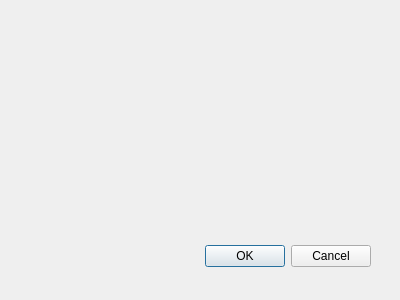
Old version of the form simulaion.ui in the repository hayouniay/OBDII.
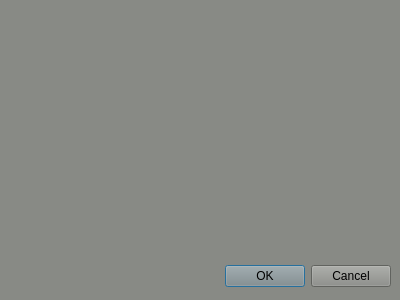
New version of the form.

Commit message: Adding project compilation config

```diff
--- a/simulaion.ui
+++ b/simulaion.ui
@@ -12,14 +12,456 @@
     <height>300</height>
    </rect>
   </property>
+  <property name="palette">
+   <palette>
+    <active>
+     <colorrole role="WindowText">
+      <brush brushstyle="SolidPattern">
+       <color alpha="255">
+        <red>0</red>
+        <green>0</green>
+        <blue>0</blue>
+       </color>
+      </brush>
+     </colorrole>
+     <colorrole role="Button">
+      <brush brushstyle="SolidPattern">
+       <color alpha="255">
+        <red>136</red>
+        <green>138</green>
+        <blue>133</blue>
+       </color>
+      </brush>
+     </colorrole>
+     <colorrole role="Light">
+      <brush brushstyle="SolidPattern">
+       <color alpha="255">
+        <red>204</red>
+        <green>207</green>
+        <blue>200</blue>
+       </color>
+      </brush>
+     </colorrole>
+     <colorrole role="Midlight">
+      <brush brushstyle="SolidPattern">
+       <color alpha="255">
+        <red>170</red>
+        <green>172</green>
+        <blue>166</blue>
+       </color>
+      </brush>
+     </colorrole>
+     <colorrole role="Dark">
+      <brush brushstyle="SolidPattern">
+       <color alpha="255">
+        <red>68</red>
+        <green>69</green>
+        <blue>66</blue>
+       </color>
+      </brush>
+     </colorrole>
+     <colorrole role="Mid">
+      <brush brushstyle="SolidPattern">
+       <color alpha="255">
+        <red>91</red>
+        <green>92</green>
+        <blue>89</blue>
+       </color>
+      </brush>
+     </colorrole>
+     <colorrole role="Text">
+      <brush brushstyle="SolidPattern">
+       <color alpha="255">
+        <red>0</red>
+        <green>0</green>
+        <blue>0</blue>
+       </color>
+      </brush>
+     </colorrole>
+     <colorrole role="BrightText">
+      <brush brushstyle="SolidPattern">
+       <color alpha="255">
+        <red>255</red>
+        <green>255</green>
+        <blue>255</blue>
+       </color>
+      </brush>
+     </colorrole>
+     <colorrole role="ButtonText">
+      <brush brushstyle="SolidPattern">
+       <color alpha="255">
+        <red>0</red>
+        <green>0</green>
+        <blue>0</blue>
+       </color>
+      </brush>
+     </colorrole>
+     <colorrole role="Base">
+      <brush brushstyle="SolidPattern">
+       <color alpha="255">
+        <red>255</red>
+        <green>255</green>
+        <blue>255</blue>
+       </color>
+      </brush>
+     </colorrole>
+     <colorrole role="Window">
+      <brush brushstyle="SolidPattern">
+       <color alpha="255">
+        <red>136</red>
+        <green>138</green>
+        <blue>133</blue>
+       </color>
+      </brush>
+     </colorrole>
+     <colorrole role="Shadow">
+      <brush brushstyle="SolidPattern">
+       <color alpha="255">
+        <red>0</red>
+        <green>0</green>
+        <blue>0</blue>
+       </color>
+      </brush>
+     </colorrole>
+     <colorrole role="AlternateBase">
+      <brush brushstyle="SolidPattern">
+       <color alpha="255">
+        <red>195</red>
+        <green>196</green>
+        <blue>194</blue>
+       </color>
+      </brush>
+     </colorrole>
+     <colorrole role="ToolTipBase">
+      <brush brushstyle="SolidPattern">
+       <color alpha="255">
+        <red>255</red>
+        <green>255</green>
+        <blue>220</blue>
+       </color>
+      </brush>
+     </colorrole>
+     <colorrole role="ToolTipText">
+      <brush brushstyle="SolidPattern">
+       <color alpha="255">
+        <red>0</red>
+        <green>0</green>
+        <blue>0</blue>
+       </color>
+      </brush>
+     </colorrole>
+     <colorrole role="PlaceholderText">
+      <brush brushstyle="SolidPattern">
+       <color alpha="128">
+        <red>0</red>
+        <green>0</green>
+        <blue>0</blue>
+       </color>
+      </brush>
+     </colorrole>
+    </active>
+    <inactive>
+     <colorrole role="WindowText">
+      <brush brushstyle="SolidPattern">
+       <color alpha="255">
+        <red>0</red>
+        <green>0</green>
+        <blue>0</blue>
+       </color>
+      </brush>
+     </colorrole>
+     <colorrole role="Button">
+      <brush brushstyle="SolidPattern">
+       <color alpha="255">
+        <red>136</red>
+        <green>138</green>
+        <blue>133</blue>
+       </color>
+      </brush>
+     </colorrole>
+     <colorrole role="Light">
+      <brush brushstyle="SolidPattern">
+       <color alpha="255">
+        <red>204</red>
+        <green>207</green>
+        <blue>200</blue>
+       </color>
+      </brush>
+     </colorrole>
+     <colorrole role="Midlight">
+      <brush brushstyle="SolidPattern">
+       <color alpha="255">
+        <red>170</red>
+        <green>172</green>
+        <blue>166</blue>
+       </color>
+      </brush>
+     </colorrole>
+     <colorrole role="Dark">
+      <brush brushstyle="SolidPattern">
+       <color alpha="255">
+        <red>68</red>
+        <green>69</green>
+        <blue>66</blue>
+       </color>
+      </brush>
+     </colorrole>
+     <colorrole role="Mid">
+      <brush brushstyle="SolidPattern">
+       <color alpha="255">
+        <red>91</red>
+        <green>92</green>
+        <blue>89</blue>
+       </color>
+      </brush>
+     </colorrole>
+     <colorrole role="Text">
+      <brush brushstyle="SolidPattern">
+       <color alpha="255">
+        <red>0</red>
+        <green>0</green>
+        <blue>0</blue>
+       </color>
+      </brush>
+     </colorrole>
+     <colorrole role="BrightText">
+      <brush brushstyle="SolidPattern">
+       <color alpha="255">
+        <red>255</red>
+        <green>255</green>
+        <blue>255</blue>
+       </color>
+      </brush>
+     </colorrole>
+     <colorrole role="ButtonText">
+      <brush brushstyle="SolidPattern">
+       <color alpha="255">
+        <red>0</red>
+        <green>0</green>
+        <blue>0</blue>
+       </color>
+      </brush>
+     </colorrole>
+     <colorrole role="Base">
+      <brush brushstyle="SolidPattern">
+       <color alpha="255">
+        <red>255</red>
+        <green>255</green>
+        <blue>255</blue>
+       </color>
+      </brush>
+     </colorrole>
+     <colorrole role="Window">
+      <brush brushstyle="SolidPattern">
+       <color alpha="255">
+        <red>136</red>
+        <green>138</green>
+        <blue>133</blue>
+       </color>
+      </brush>
+     </colorrole>
+     <colorrole role="Shadow">
+      <brush brushstyle="SolidPattern">
+       <color alpha="255">
+        <red>0</red>
+        <green>0</green>
+        <blue>0</blue>
+       </color>
+      </brush>
+     </colorrole>
+     <colorrole role="AlternateBase">
+      <brush brushstyle="SolidPattern">
+       <color alpha="255">
+        <red>195</red>
+        <green>196</green>
+        <blue>194</blue>
+       </color>
+      </brush>
+     </colorrole>
+     <colorrole role="ToolTipBase">
+      <brush brushstyle="SolidPattern">
+       <color alpha="255">
+        <red>255</red>
+        <green>255</green>
+        <blue>220</blue>
+       </color>
+      </brush>
+     </colorrole>
+     <colorrole role="ToolTipText">
+      <brush brushstyle="SolidPattern">
+       <color alpha="255">
+        <red>0</red>
+        <green>0</green>
+        <blue>0</blue>
+       </color>
+      </brush>
+     </colorrole>
+     <colorrole role="PlaceholderText">
+      <brush brushstyle="SolidPattern">
+       <color alpha="128">
+        <red>0</red>
+        <green>0</green>
+        <blue>0</blue>
+       </color>
+      </brush>
+     </colorrole>
+    </inactive>
+    <disabled>
+     <colorrole role="WindowText">
+      <brush brushstyle="SolidPattern">
+       <color alpha="255">
+        <red>68</red>
+        <green>69</green>
+        <blue>66</blue>
+       </color>
+      </brush>
+     </colorrole>
+     <colorrole role="Button">
+      <brush brushstyle="SolidPattern">
+       <color alpha="255">
+        <red>136</red>
+        <green>138</green>
+        <blue>133</blue>
+       </color>
+      </brush>
+     </colorrole>
+     <colorrole role="Light">
+      <brush brushstyle="SolidPattern">
+       <color alpha="255">
+        <red>204</red>
+        <green>207</green>
+        <blue>200</blue>
+       </color>
+      </brush>
+     </colorrole>
+     <colorrole role="Midlight">
+      <brush brushstyle="SolidPattern">
+       <color alpha="255">
+        <red>170</red>
+        <green>172</green>
+        <blue>166</blue>
+       </color>
+      </brush>
+     </colorrole>
+     <colorrole role="Dark">
+      <brush brushstyle="SolidPattern">
+       <color alpha="255">
+        <red>68</red>
+        <green>69</green>
+        <blue>66</blue>
+       </color>
+      </brush>
+     </colorrole>
+     <colorrole role="Mid">
+      <brush brushstyle="SolidPattern">
+       <color alpha="255">
+        <red>91</red>
+        <green>92</green>
+        <blue>89</blue>
+       </color>
+      </brush>
+     </colorrole>
+     <colorrole role="Text">
+      <brush brushstyle="SolidPattern">
+       <color alpha="255">
+        <red>68</red>
+        <green>69</green>
+        <blue>66</blue>
+       </color>
+      </brush>
+     </colorrole>
+     <colorrole role="BrightText">
+      <brush brushstyle="SolidPattern">
+       <color alpha="255">
+        <red>255</red>
+        <green>255</green>
+        <blue>255</blue>
+       </color>
+      </brush>
+     </colorrole>
+     <colorrole role="ButtonText">
+      <brush brushstyle="SolidPattern">
+       <color alpha="255">
+        <red>68</red>
+        <green>69</green>
+        <blue>66</blue>
+       </color>
+      </brush>
+     </colorrole>
+     <colorrole role="Base">
+      <brush brushstyle="SolidPattern">
+       <color alpha="255">
+        <red>136</red>
+        <green>138</green>
+        <blue>133</blue>
+       </color>
+      </brush>
+     </colorrole>
+     <colorrole role="Window">
+      <brush brushstyle="SolidPattern">
+       <color alpha="255">
+        <red>136</red>
+        <green>138</green>
+        <blue>133</blue>
+       </color>
+      </brush>
+     </colorrole>
+     <colorrole role="Shadow">
+      <brush brushstyle="SolidPattern">
+       <color alpha="255">
+        <red>0</red>
+        <green>0</green>
+        <blue>0</blue>
+       </color>
+      </brush>
+     </colorrole>
+     <colorrole role="AlternateBase">
+      <brush brushstyle="SolidPattern">
+       <color alpha="255">
+        <red>136</red>
+        <green>138</green>
+        <blue>133</blue>
+       </color>
+      </brush>
+     </colorrole>
+     <colorrole role="ToolTipBase">
+      <brush brushstyle="SolidPattern">
+       <color alpha="255">
+        <red>255</red>
+        <green>255</green>
+        <blue>220</blue>
+       </color>
+      </brush>
+     </colorrole>
+     <colorrole role="ToolTipText">
+      <brush brushstyle="SolidPattern">
+       <color alpha="255">
+        <red>0</red>
+        <green>0</green>
+        <blue>0</blue>
+       </color>
+      </brush>
+     </colorrole>
+     <colorrole role="PlaceholderText">
+      <brush brushstyle="SolidPattern">
+       <color alpha="128">
+        <red>0</red>
+        <green>0</green>
+        <blue>0</blue>
+       </color>
+      </brush>
+     </colorrole>
+    </disabled>
+   </palette>
+  </property>
   <property name="windowTitle">
    <string>Dialog</string>
   </property>
   <widget class="QDialogButtonBox" name="buttonBox">
    <property name="geometry">
     <rect>
-     <x>30</x>
-     <y>240</y>
+     <x>50</x>
+     <y>260</y>
      <width>341</width>
      <height>32</height>
     </rect>
```
Left out of the diff: 5 changed lines with no effect on the pictures. The commit also changes 1 other file.
